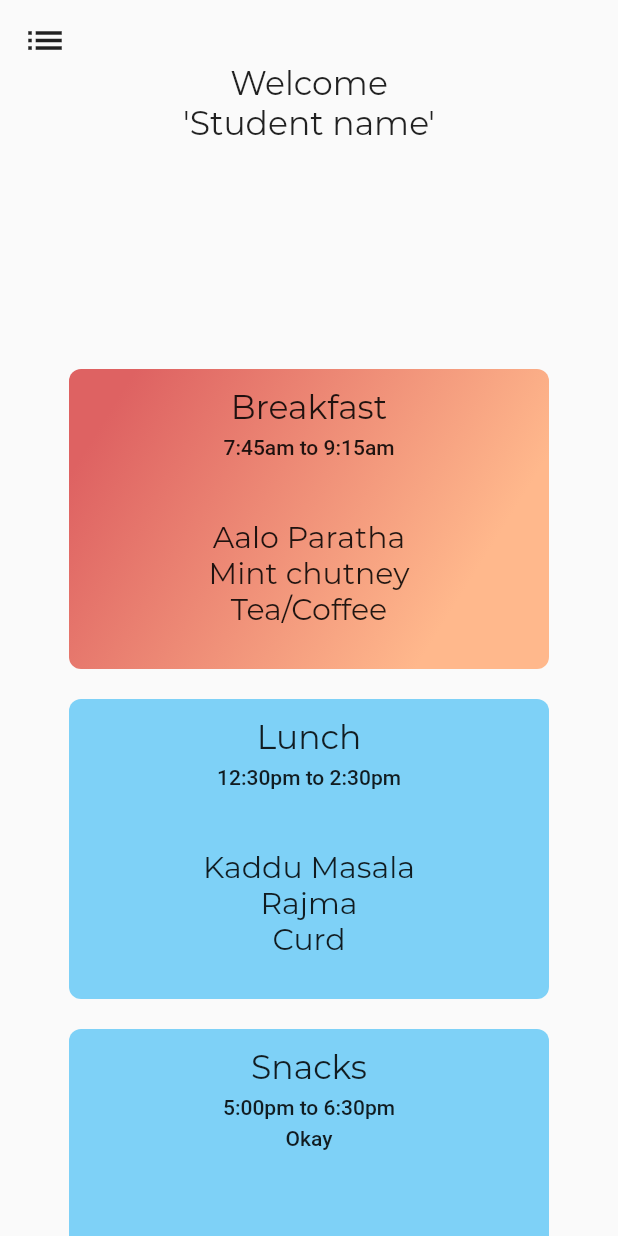
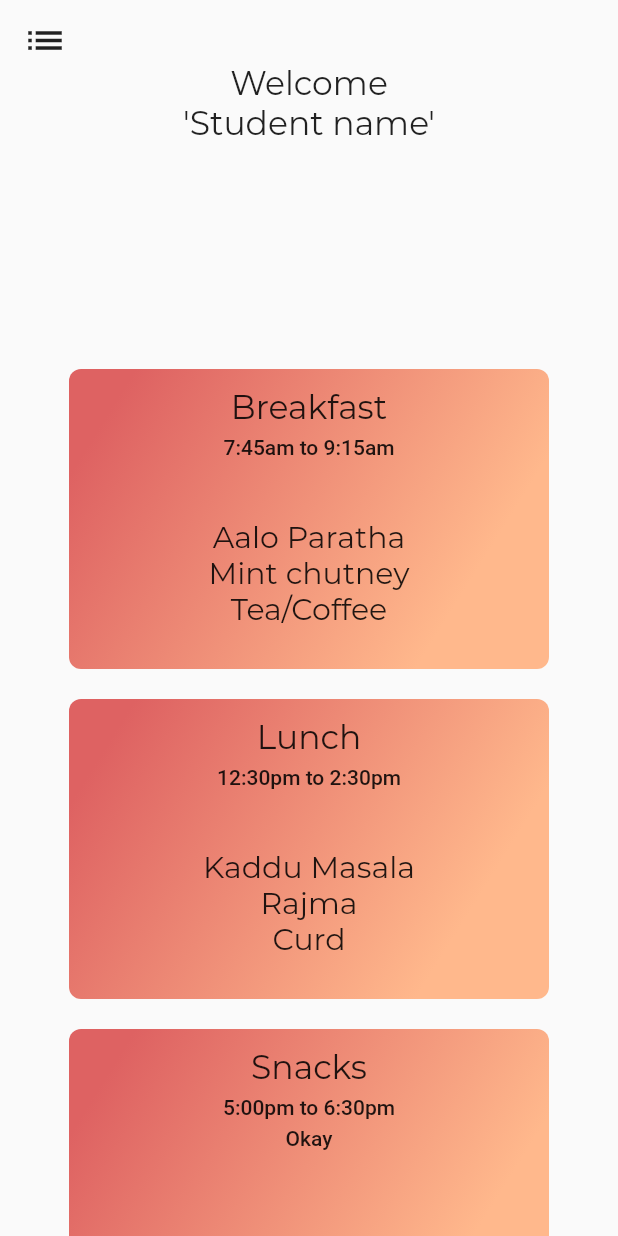
Before and after one commit to PearlMiglani/-ctrl-x---perfmatrix-nu_delivery-, a Flutter app: the HomeScreen screen opened by its route, swiped to page 3, on a phone screen of 412 x 824 dp. Run offline on Flutter 3.47's test engine with Material 2 defaults, Android fonts, the phone set to English and light mode, and no system bars; our stand-ins replace material_design_icons_flutter.

Commit message:
Ready for Final Pitch 3rd June

```diff
--- a/lib/home_screen.dart
+++ b/lib/home_screen.dart
@@ -164,7 +164,7 @@ class _HomeScreenState extends State<HomeScreen> {
                 Navigator.pushNamed(context, '/gpa');
               },
               child: Text('GPA Calculator',
-                  style: TextStyle(fontFamily: 'Montserrat', fontSize: 28)),
+                  style: TextStyle(fontFamily: 'Montserrat', fontSize: 25)),
             )
           ],
         ),
--- a/lib/mess_menu.dart
+++ b/lib/mess_menu.dart
@@ -113,9 +113,18 @@ class _MessMenuState extends State<MessMenu> {
                           },
                           child: Container(
                             decoration: BoxDecoration(
-                              borderRadius: BorderRadius.circular(8),
-                              color: Colors.lightBlue.withOpacity(0.5),
-                            ),
+                                borderRadius: BorderRadius.circular(8),
+                                gradient: LinearGradient(
+                                    begin: Alignment.topLeft,
+                                    end: Alignment.bottomRight,
+                                    colors: [
+                                      Color(0xFFDE6262),
+                                      Color(0xFFFFB88C),
+                                    ],
+                                    stops: [
+                                      0.1,
+                                      0.8
+                                    ])),
                             width: 320,
                             height: isCollapsed_Lunch ? 70 : 200,
                             child: Column(
@@ -164,9 +173,18 @@ class _MessMenuState extends State<MessMenu> {
                           },
                           child: Container(
                             decoration: BoxDecoration(
-                              borderRadius: BorderRadius.circular(8),
-                              color: Colors.lightBlue.withOpacity(0.5),
-                            ),
+                                borderRadius: BorderRadius.circular(8),
+                                gradient: LinearGradient(
+                                    begin: Alignment.topLeft,
+                                    end: Alignment.bottomRight,
+                                    colors: [
+                                      Color(0xFFDE6262),
+                                      Color(0xFFFFB88C),
+                                    ],
+                                    stops: [
+                                      0.1,
+                                      0.8
+                                    ])),
                             width: 320,
                             height: isCollapsed_Snacks ? 70 : 200,
                             child: Column(
```
